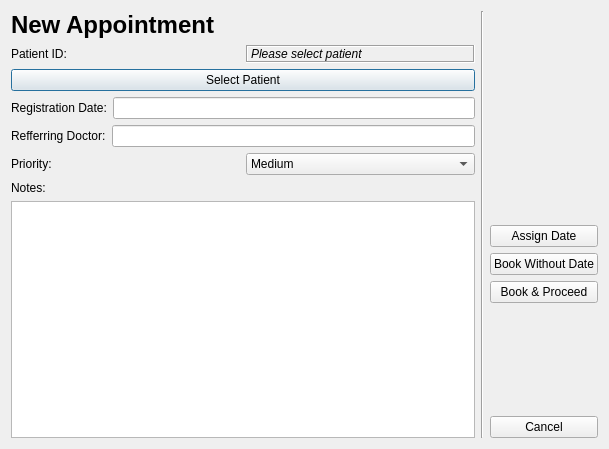
Before: the Qt Designer form apnea-design/newappointment.ui in CESoftWorks/apnea, drawn with Qt 5.
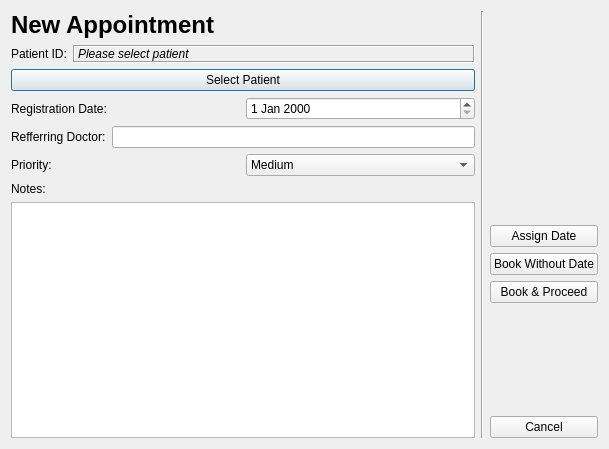
After: the same form once the commit is applied.

Commit message: Replaced regdate textbox for datetime, added newappointment form launcher to apnea.py

What changed in the file:
```diff
--- a/apnea-design/newappointment.ui
+++ b/apnea-design/newappointment.ui
@@ -39,6 +39,12 @@
          </item>
          <item>
           <widget class="QLabel" name="labelPatientID">
+           <property name="sizePolicy">
+            <sizepolicy hsizetype="Preferred" vsizetype="Preferred">
+             <horstretch>1</horstretch>
+             <verstretch>0</verstretch>
+            </sizepolicy>
+           </property>
            <property name="frameShape">
             <enum>QFrame::Box</enum>
            </property>
@@ -74,7 +80,7 @@
         </widget>
        </item>
        <item>
-        <widget class="QLineEdit" name="txtRegDate"/>
+        <widget class="QDateEdit" name="dateEdit"/>
        </item>
       </layout>
      </item>
```
Left out of the diff: 3 changed lines with no effect on the pictures. The commit also changes 4 other files.
